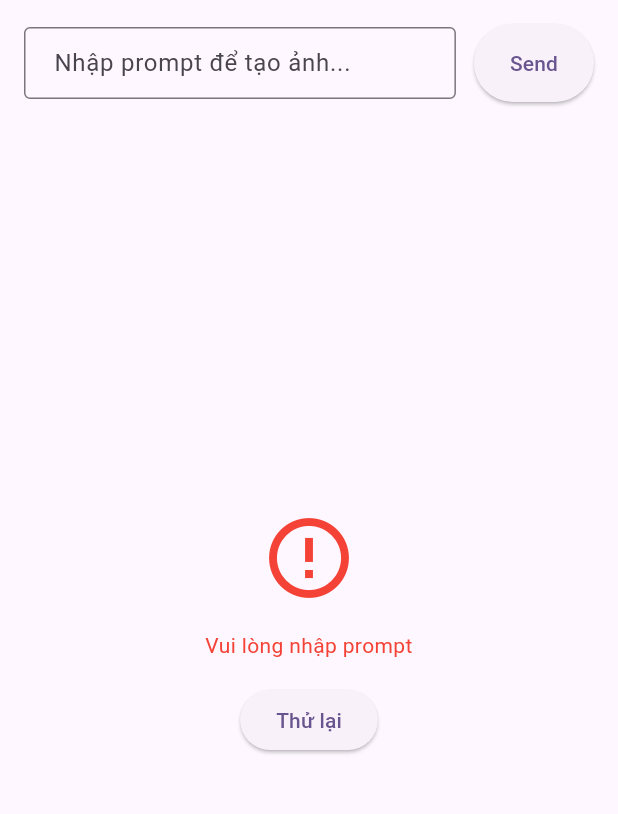
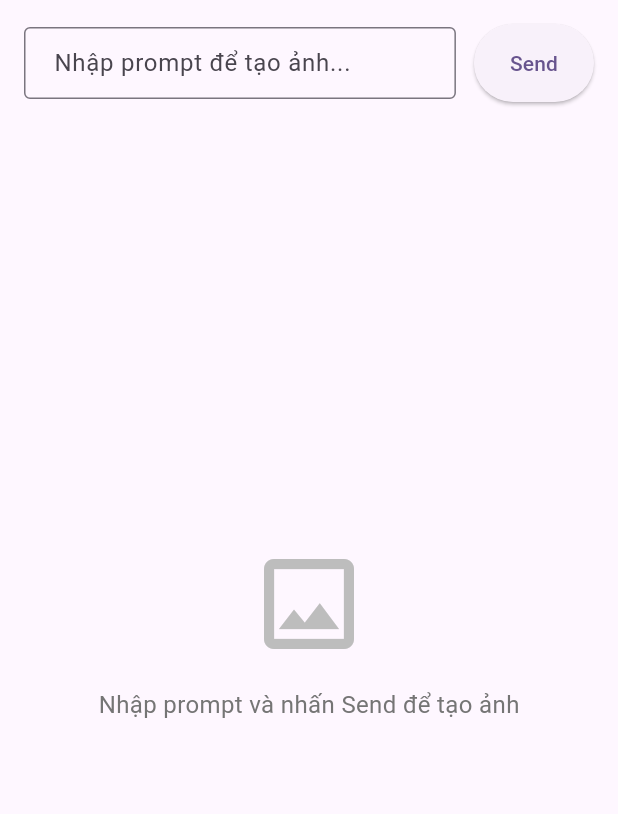
Before and after one commit to dainn67/math-bear-cms, a Flutter app: the screen it shows after launch, after a tap on "Send", on a phone screen of 412 x 824 dp, the part 84-898 px from its top. Run offline on Flutter 3.47's test engine with Material 3 defaults, Android fonts, the phone set to English and light mode, and no system bars.

Commit message:
fix: optimize code

```diff
--- a/lib/models/image_gen_response_model.dart
+++ b/lib/models/image_gen_response_model.dart
@@ -39,9 +39,13 @@ class ImageGenResponse {
     };
   }
 
-  /// Lấy image đầu tiên (nếu có)
+  factory ImageGenResponse.error(String error) {
+    return ImageGenResponse(images: [], text: null, imageCount: 0);
+  }
+
   String? get firstImage => images.isNotEmpty ? images[0] : null;
 
-  /// Kiểm tra có images không
   bool get hasImages => images.isNotEmpty;
+
+  bool get hasError => imageCount == 0;
 }
--- /dev/null
+++ b/lib/models/models.dart
@@ -0,0 +1,2 @@
+export 'image_gen_response_model.dart';
+export 'user_model.dart';
--- a/lib/providers/imagen_provider.dart
+++ b/lib/providers/imagen_provider.dart
@@ -1,63 +1,39 @@
 import 'package:flutter/material.dart';
-import '../configs/configs.dart';
-import '../services/api_service.dart';
-import '../models/image_gen_response_model.dart';
+import '../models/models.dart';
+import '../repositories/repositories.dart';
 
 class ImageGenProvider with ChangeNotifier {
+  final ImageGenRepo _imageGenRepo;
+
   ImageGenResponse? imageGenResponse;
 
   bool _isLoading = false;
-  String? _errorMessage;
 
   bool get isLoading => _isLoading;
-  String? get errorMessage => _errorMessage;
+
+  ImageGenProvider({ImageGenRepo? imageGenRepo}) : _imageGenRepo = imageGenRepo ?? ImageGenRepo();
 
   Future<void> generateImage(String prompt) async {
     if (prompt.trim().isEmpty) {
-      _errorMessage = 'Vui lòng nhập prompt';
       notifyListeners();
       return;
     }
 
     _isLoading = true;
-    _errorMessage = null;
     notifyListeners();
 
-    try {
-      final response = await ApiService().post(
-        ApiConfig.genImageEndpoint,
-        body: {'provider': 'gemini', 'prompt': prompt},
-      );
+    final response = await _imageGenRepo.generateImage(prompt);
+    if (response.hasError) {
+      notifyListeners();
+      return;
+    }
 
-      if (response.success && response.data != null) {
-        try {
-          if (response.data is Map) {
-            if (response.data['images'] is List && (response.data['images'] as List).isNotEmpty) {
-              imageGenResponse = ImageGenResponse.fromJson(response.data as Map<String, dynamic>);
-              _errorMessage = null;
-            } else {
-              _errorMessage = '${ToastMessageConfig.noImagesFound}: ${response.data}';
-            }
-          } else {
-            _errorMessage = '${ToastMessageConfig.invalidDataFormat}: ${response.data}';
-          }
-          notifyListeners();
-        } catch (e) {
-          _errorMessage = '${ToastMessageConfig.invalidDataFormat}: $e';
-        }
-      } else {
-        _errorMessage = '${ToastMessageConfig.unknownError}: ${response.data}';
-      }
-    } catch (e) {
-      _errorMessage = '${ToastMessageConfig.unknownError}: $e';
-    } finally {
-      _isLoading = false;
-      notifyListeners();
-    }
+    imageGenResponse = response;
+    _isLoading = false;
+    notifyListeners();
   }
 
   void clearImage() {
-    _errorMessage = null;
     notifyListeners();
   }
 }
--- /dev/null
+++ b/lib/repositories/image_gen_repo.dart
@@ -0,0 +1,22 @@
+import 'package:flutter/material.dart';
+
+import '../services/services.dart';
+import '../models/models.dart';
+import '../configs/configs.dart';
+
+class ImageGenRepo {
+  final ApiService _apiService = ApiService();
+
+  Future<ImageGenResponse> generateImage(String prompt) async {
+    final response = await _apiService.post(ApiConfig.genImageEndpoint, body: {'prompt': prompt, 'provider': 'gemini'});
+
+    if (response.success && response.data != null) {
+      return ImageGenResponse.fromJson(response.data as Map<String, dynamic>);
+    } else {
+      final statusCode = response.statusCode;
+      final body = response.data;
+      debugPrint('(generateImage error) statusCode: $statusCode, body: $body');
+      return ImageGenResponse.error('$statusCode: $body');
+    }
+  }
+}
--- /dev/null
+++ b/lib/repositories/repositories.dart
@@ -0,0 +1 @@
+export 'image_gen_repo.dart';
--- a/lib/screens/home_screen.dart
+++ b/lib/screens/home_screen.dart
@@ -80,35 +80,6 @@ class _HomeScreenState extends State<HomeScreen> {
                     );
                   }
 
-                  // Error
-                  if (provider.errorMessage != null) {
-                    return Center(
-                      child: Column(
-                        mainAxisAlignment: MainAxisAlignment.center,
-                        children: [
-                          const Icon(
-                            Icons.error_outline,
-                            size: 64,
-                            color: Colors.red,
-                          ),
-                          const SizedBox(height: 16),
-                          Text(
-                            provider.errorMessage!,
-                            style: const TextStyle(color: Colors.red),
-                            textAlign: TextAlign.center,
-                          ),
-                          const SizedBox(height: 16),
-                          ElevatedButton(
-                            onPressed: () {
-                              provider.clearImage();
-                            },
-                            child: const Text('Thử lại'),
-                          ),
-                        ],
-                      ),
-                    );
-                  }
-
                   // No image response yet
                   if (provider.imageGenResponse == null) {
                     return Center(
@@ -133,6 +104,35 @@ class _HomeScreenState extends State<HomeScreen> {
                     );
                   }
 
+                  // Error
+                  if (provider.imageGenResponse!.hasError) {
+                    return Center(
+                      child: Column(
+                        mainAxisAlignment: MainAxisAlignment.center,
+                        children: [
+                          const Icon(
+                            Icons.error_outline,
+                            size: 64,
+                            color: Colors.red,
+                          ),
+                          const SizedBox(height: 16),
+                          Text(
+                            provider.imageGenResponse!.text ?? 'Lỗi không xác định',
+                            style: const TextStyle(color: Colors.red),
+                            textAlign: TextAlign.center,
+                          ),
+                          const SizedBox(height: 16),
+                          ElevatedButton(
+                            onPressed: () {
+                              provider.clearImage();
+                            },
+                            child: const Text('Thử lại'),
+                          ),
+                        ],
+                      ),
+                    );
+                  }
+
                   // Display image
                   return Column(
                     children: [
@@ -148,7 +148,7 @@ class _HomeScreenState extends State<HomeScreen> {
                               child: ClipRRect(
                                 borderRadius: BorderRadius.circular(8),
                                 child: Image.memory(
-                                  base64Decode(provider.imageGenResponse!.images[0]),
+                                  base64Decode(provider.imageGenResponse!.firstImage!),
                                   fit: BoxFit.contain,
                                 ),
                               ),
--- /dev/null
+++ b/lib/services/services.dart
@@ -0,0 +1 @@
+export 'api_service.dart';
```
